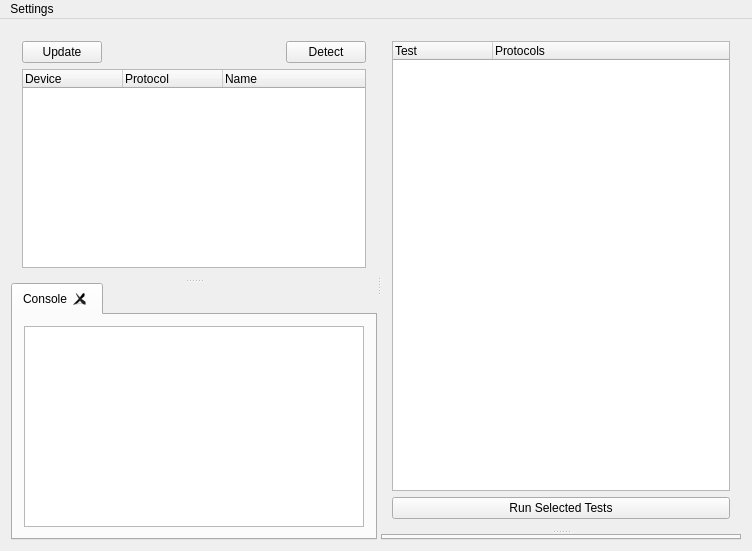
Old version of the form src/mainwindow.ui in the repository Crystal-Photonics/crystalTestFrameworkApp.
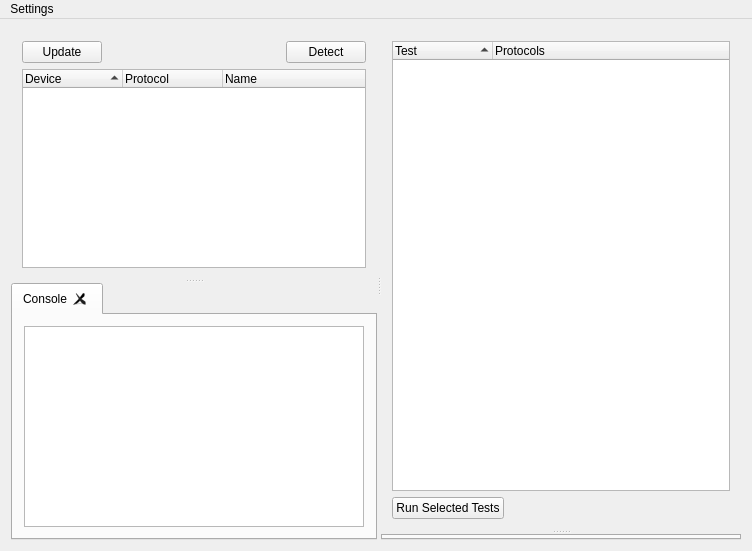
New version of the form.

Commit message: Allow sorting of columns.

Diff of the .ui file:
```diff
--- a/src/mainwindow.ui
+++ b/src/mainwindow.ui
@@ -62,6 +62,9 @@
            <property name="mouseTracking">
             <bool>false</bool>
            </property>
+           <property name="sortingEnabled">
+            <bool>true</bool>
+           </property>
            <attribute name="headerCascadingSectionResizes">
             <bool>false</bool>
            </attribute>
@@ -121,6 +124,9 @@
            <property name="selectionMode">
             <enum>QAbstractItemView::ExtendedSelection</enum>
            </property>
+           <property name="sortingEnabled">
+            <bool>true</bool>
+           </property>
            <column>
             <property name="text">
              <string>Test</string>
@@ -134,11 +140,28 @@
           </widget>
          </item>
          <item>
+          <layout class="QHBoxLayout" name="horizontalLayout_3">
+           <item>
           <widget class="QPushButton" name="run_test_script_button">
            <property name="text">
             <string>Run Selected Tests</string>
            </property>
           </widget>
+           </item>
+           <item>
+            <spacer name="horizontalSpacer_2">
+             <property name="orientation">
+              <enum>Qt::Horizontal</enum>
+             </property>
+             <property name="sizeHint" stdset="0">
+              <size>
+               <width>40</width>
+               <height>20</height>
+              </size>
+             </property>
+            </spacer>
+           </item>
+          </layout>
          </item>
         </layout>
        </widget>
```
Lines whose indentation alone changed are shown as unchanged.
